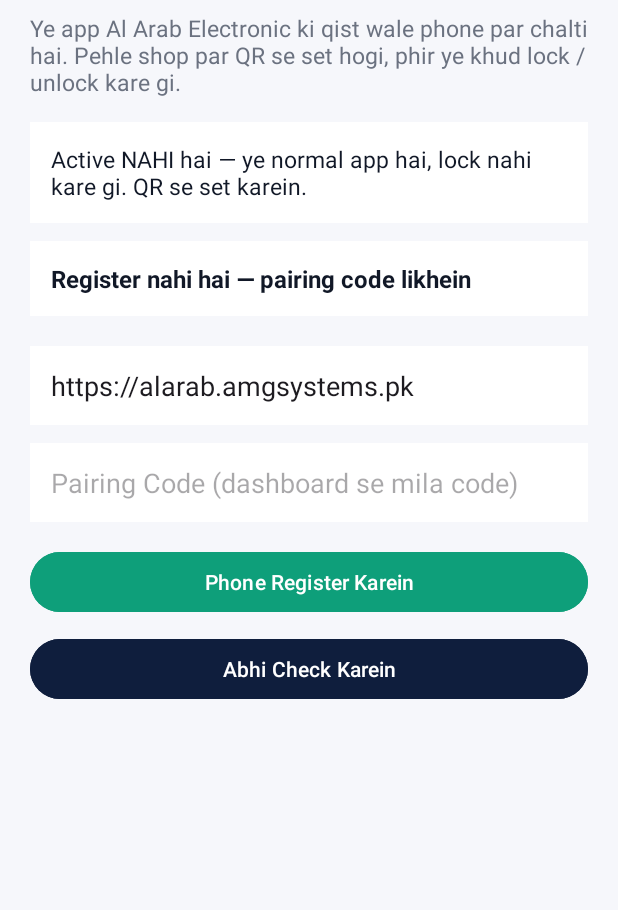
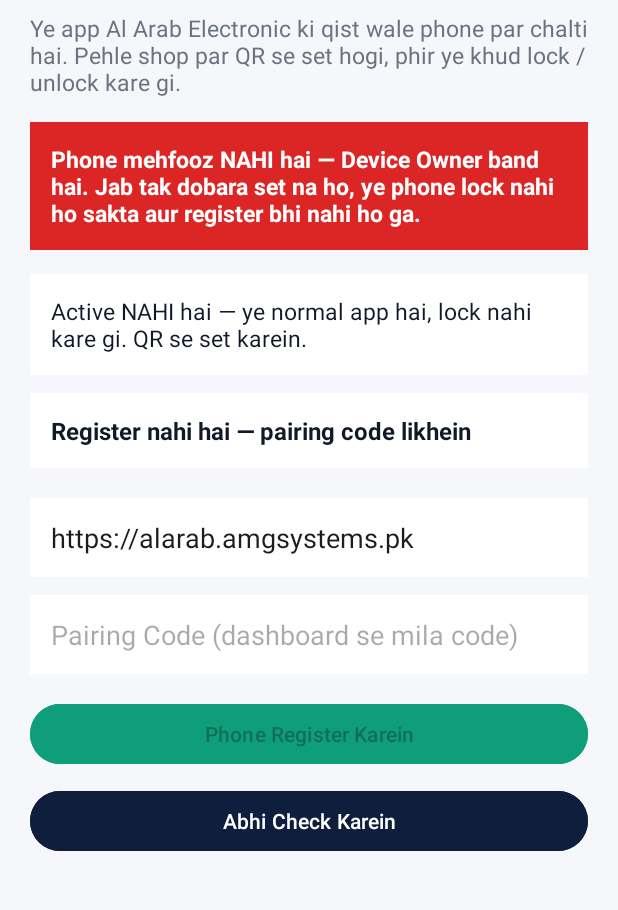
Before and after one commit to mubeenayoob3123/amg-lock-app, an Android app: the screen it shows after launch (MainActivity), on a phone screen of 412 x 824 dp, the part 79-989 px from its top. Run offline under Robolectric (Android 15) with nearby library versions, the phone set to English and light mode, and no system bars; 1 statement that could not run was skipped.

Commit message:
Gate registration on Device Owner + persistent not-protected state (F-8/F-9, Wave 0.5)

```diff
--- a/lock-app/app/src/main/java/pk/amgsystems/lock/MainActivity.kt
+++ b/lock-app/app/src/main/java/pk/amgsystems/lock/MainActivity.kt
@@ -26,12 +26,19 @@ import java.util.Locale
  * next due date, remaining amount and grace days left. "Abhi Check
  * Karein" forces an immediate server check-in (useful right after
  * a payment, instead of waiting up to 15 minutes for WorkManager).
+ *
+ * Device Owner gate (F-8/F-9, Wave 0.5): a phone that is not Device
+ * Owner can never lock (the app is freely uninstallable and lock
+ * task cannot hold), so registration is refused until Device Owner
+ * is set, and a persistent red "not protected" banner stays on
+ * screen — with registration blocked — until it is restored.
  */
 class MainActivity : AppCompatActivity() {
 
     private lateinit var binding: ActivityMainBinding
     private lateinit var store: LockStateStore
     private lateinit var lockManager: LockManager
+    private var registering = false
 
     override fun onCreate(savedInstanceState: Bundle?) {
         super.onCreate(savedInstanceState)
@@ -72,6 +79,15 @@ class MainActivity : AppCompatActivity() {
     }
 
     private fun register() {
+        // F-8 (Wave 0.5): refuse registration when the app is not Device
+        // Owner. A phone that can never lock must never look registered —
+        // the server would accept it and the shop would hand over an
+        // unprotected phone believing it is protected.
+        if (!lockManager.isDeviceOwner()) {
+            Toast.makeText(this, getString(R.string.register_blocked_owner), Toast.LENGTH_LONG).show()
+            refreshUi()
+            return
+        }
         val url = binding.etServerUrl.text.toString().trim()
         val code = binding.etPairingCode.text.toString().trim().uppercase()
         if (url.isBlank() || code.isBlank()) {
@@ -79,10 +95,12 @@ class MainActivity : AppCompatActivity() {
             return
         }
         store.serverUrl = url
+        registering = true
         binding.btnRegister.isEnabled = false
         Thread {
             val result = ServerApi(this).register(code)
             runOnUiThread {
+                registering = false
                 binding.btnRegister.isEnabled = true
                 when (result) {
                     is ServerApi.RegisterResult.Success -> {
@@ -132,7 +150,15 @@ class MainActivity : AppCompatActivity() {
     }
 
     private fun refreshUi() {
-        binding.tvDeviceOwner.text = if (lockManager.isDeviceOwner()) {
+        // F-9 (Wave 0.5): Device Owner is re-checked on every launch
+        // (onResume -> refreshUi). If it was lost, the phone is not
+        // protected: show a persistent banner and keep registration
+        // blocked until Device Owner is restored.
+        val isOwner = lockManager.isDeviceOwner()
+        binding.tvNotProtected.visibility = if (isOwner) View.GONE else View.VISIBLE
+        binding.btnRegister.isEnabled = isOwner && !registering
+
+        binding.tvDeviceOwner.text = if (isOwner) {
             getString(R.string.device_owner_yes)
         } else {
             getString(R.string.device_owner_no)
--- a/lock-app/app/src/main/res/layout/activity_main.xml
+++ b/lock-app/app/src/main/res/layout/activity_main.xml
@@ -25,6 +25,22 @@
             android:text="@string/setup_subtitle"
             android:textColor="@color/muted"
             android:textSize="15sp" />
+
+        <!-- F-9 (Wave 0.5): persistent "not protected" banner, shown whenever
+             the app is NOT Device Owner (checked on every launch). Hidden
+             once Device Owner is restored. -->
+        <TextView
+            android:id="@+id/tvNotProtected"
+            android:layout_width="match_parent"
+            android:layout_height="wrap_content"
+            android:layout_marginTop="16dp"
+            android:background="@color/red"
+            android:padding="14dp"
+            android:text="@string/not_protected_banner"
+            android:textColor="@color/white"
+            android:textSize="15sp"
+            android:textStyle="bold"
+            android:visibility="gone" />
 
         <TextView
             android:id="@+id/tvDeviceOwner"
--- a/lock-app/app/src/main/res/values/strings.xml
+++ b/lock-app/app/src/main/res/values/strings.xml
@@ -22,6 +22,8 @@
     <string name="device_owner_label">Device Owner</string>
     <string name="device_owner_yes">Active hai — phone lock ho sakta hai</string>
     <string name="device_owner_no">Active NAHI hai — ye normal app hai, lock nahi kare gi. QR se set karein.</string>
+    <string name="not_protected_banner">Phone mehfooz NAHI hai — Device Owner band hai. Jab tak dobara set na ho, ye phone lock nahi ho sakta aur register bhi nahi ho ga.</string>
+    <string name="register_blocked_owner">Pehle device owner banayein — phone abhi device owner nahi hai, is liye register nahi ho sakta aur lock nahi kare ga. Phone ko QR se set karein ya adb command se device owner banayein.</string>
 
     <!-- Lock screen -->
     <string name="locked_title">Ye phone LOCK hai</string>
```
